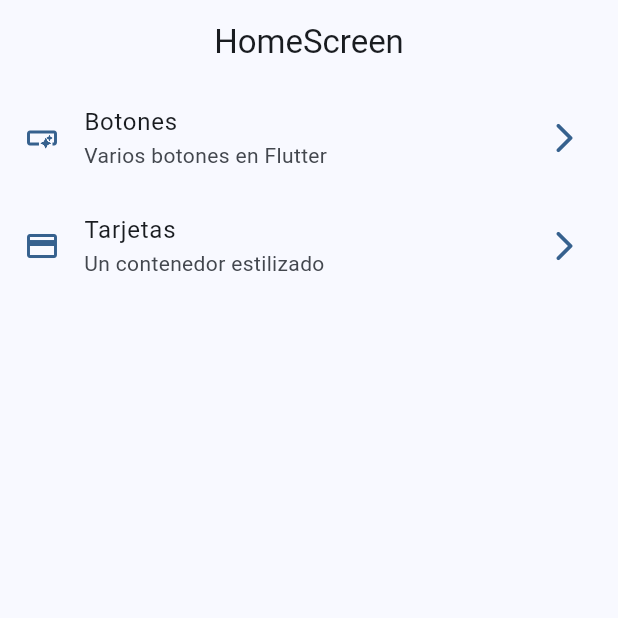
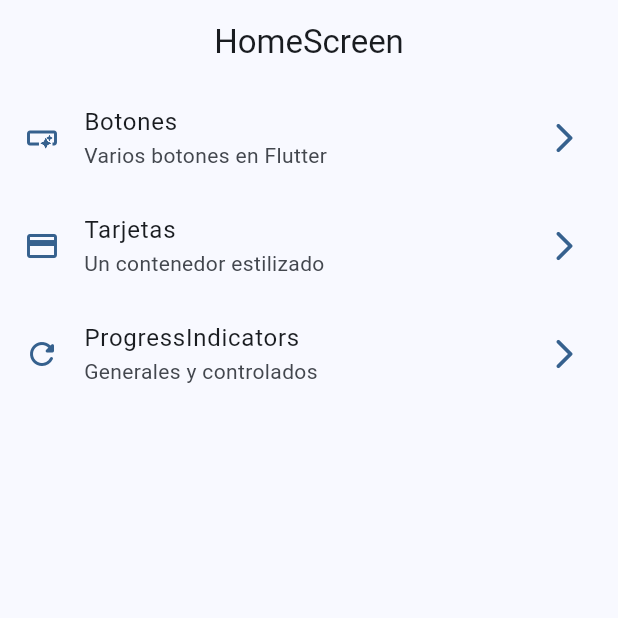
Before and after one commit to dvl666/widgets_app, a Flutter app: the screen it shows after launch, on a phone screen of 412 x 824 dp, the top half of it. Run offline on Flutter 3.47's test engine with Material 2 defaults, Android fonts, the phone set to English and light mode, and no system bars; our stand-ins replace go_router.

Commit message:
progress indicartors examples

```diff
--- a/lib/config/menu/menu_items.dart
+++ b/lib/config/menu/menu_items.dart
@@ -1,6 +1,7 @@
 import 'package:flutter/material.dart';
 import 'package:widgets_app/presentation/screens/buttons/buttons_screen.dart';
 import 'package:widgets_app/presentation/screens/cards/cards_screen.dart';
+import 'package:widgets_app/presentation/screens/progress/progress_screen.dart';
 
 class MenuItem{
 
@@ -35,6 +36,14 @@ const appMenuItems = <MenuItem>[
     link: '/cards',
     icon: Icons.credit_card,
     goRouter: CardsScreen.name
-  )
+  ),
+
+      MenuItem(
+    title: 'ProgressIndicators',
+    subtitle: 'Generales y controlados',
+    link: '/progressIndicators',
+    icon: Icons.refresh_rounded,
+    goRouter: ProgressScreen.name
+  ),
 
 ];
--- a/lib/config/router/app_router.dart
+++ b/lib/config/router/app_router.dart
@@ -2,6 +2,7 @@ import 'package:go_router/go_router.dart';
 import 'package:widgets_app/presentation/screens/buttons/buttons_screen.dart';
 import 'package:widgets_app/presentation/screens/cards/cards_screen.dart';
 import 'package:widgets_app/presentation/screens/home/home_screen.dart';
+import 'package:widgets_app/presentation/screens/progress/progress_screen.dart';
 
 // GoRouter configuration
 final appRouter = GoRouter(
@@ -21,6 +22,11 @@ final appRouter = GoRouter(
       name: CardsScreen.name,
       path: '/cards',
       builder: (context, state) => const CardsScreen(),
-    )
+    ),
+    GoRoute(
+      name: ProgressScreen.name,
+      path: '/progressIndicator',
+      builder: (context, state) => const ProgressScreen(),
+    ),
   ],
 );
```
Also changed, not shown: lib/presentation/screens/progress/progress_screen.dart (+67 -1 lines).
